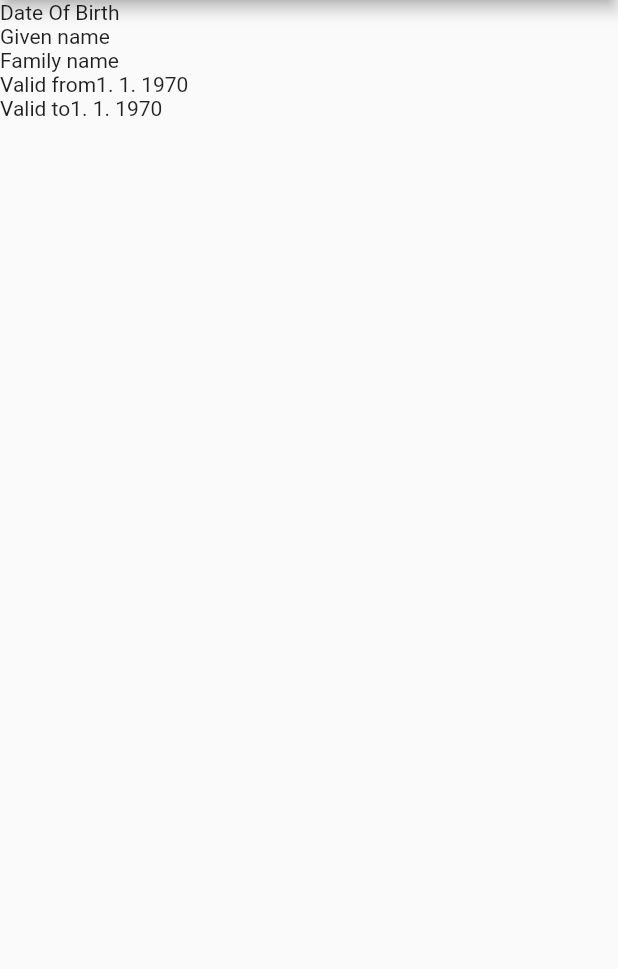
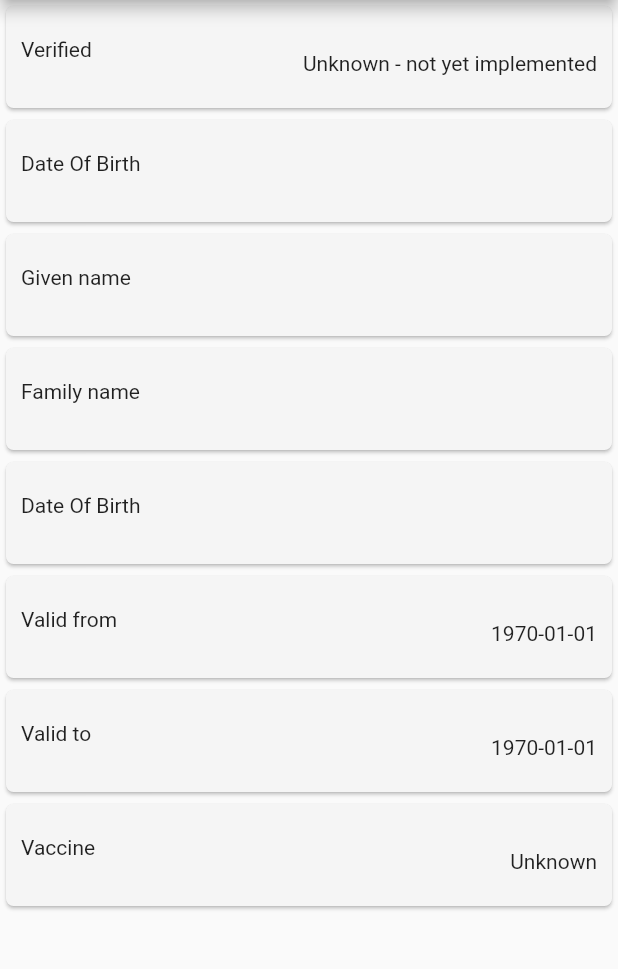
Before and after one commit to lepsi-city/vacito, a Flutter app: the ResultScreen screen opened directly with empty values, on a phone screen of 412 x 824 dp, the part 84-1053 px from its top. Run offline on Flutter 3.47's test engine with Material 2 defaults, Android fonts, the phone set to English and light mode, and no system bars; our stand-ins replace firebase_core, flutter_dotenv, get_it, sentry_flutter, shared_preferences, stacked and 1 more; missing offline and left inert: cbor, dart_base45, dart_cose, fimber, qr_code_scanner; accounts and stored records are empty; generated files the repository leaves out were written again; Roboto replaces fonts that are missing (Georgia, Hind).

Commit message:
add basic styling

```diff
--- a/lib/core/view_models/home.dart
+++ b/lib/core/view_models/home.dart
@@ -39,6 +39,7 @@ class HomeViewModel extends ChangeNotifier {
   }
 
   processQr(Barcode qrcode) {
+    controller!.pauseCamera();
     print("Format:");
     print(qrcode.format);
     print("Code:");
@@ -46,10 +47,12 @@ class HomeViewModel extends ChangeNotifier {
 
     if (qrcode.format != BarcodeFormat.qrcode) {
       title = AppLocalizations.of(context)!.unknownFormat;
+      controller!.resumeCamera();
       return false;
     }
     if (qrcode.code.substring(0, 4) != "HC1:") {
       title = AppLocalizations.of(context)!.unknownFormat;
+      controller!.resumeCamera();
       return false;
     }
 
@@ -64,7 +67,6 @@ class HomeViewModel extends ChangeNotifier {
     print(result.payload);
     Hc1 certmodel = Hc1.fromMap(result.payload);
     title = AppLocalizations.of(context)!.processing;
-    controller!.pauseCamera();
     Navigator.push(
       context,
       MaterialPageRoute(builder: (context) => ResultScreen(hc1: certmodel)),
--- a/lib/l10n/app_en.arb
+++ b/lib/l10n/app_en.arb
@@ -7,5 +7,9 @@
     "givenName" : "Given name",
     "familyName" : "Family name",
     "validFrom" : "Valid from",
-    "validTo" : "Valid to"
+    "validTo" : "Valid to",
+    "vaccinationType" : "Vaccine",
+    "unknown" : "Unknown",
+    "verifiedStatusLabel" : "Verified",
+    "verifiedStatus" : "Unknown - not yet implemented"
 }
--- /dev/null
+++ b/lib/ui/components/resultItem.dart
@@ -0,0 +1,41 @@
+import 'package:flutter/material.dart';
+
+class ResultItem extends StatelessWidget {
+  ResultItem({Key? key, this.name, this.value}) : super(key: key);
+
+  final name;
+  final value;
+
+  @override
+  Widget build(BuildContext context) {
+    return  Card(
+      clipBehavior: Clip.antiAliasWithSaveLayer,
+      color: Color(0xFFF5F5F5),
+      shape: RoundedRectangleBorder(
+        borderRadius: BorderRadius.circular(5),
+      ),
+      child: Padding(
+        padding: EdgeInsets.fromLTRB(10, 20, 10, 20),
+        child: Row(
+          mainAxisSize: MainAxisSize.max,
+          mainAxisAlignment: MainAxisAlignment.spaceBetween,
+          children: [
+            Padding(
+              padding: EdgeInsets.fromLTRB(0, 0, 0, 10),
+              child: Text(
+                name
+              ),
+            ),
+            Padding(
+              padding: EdgeInsets.fromLTRB(0, 10, 0, 2),
+              child: Text(
+                value,
+                textAlign: TextAlign.start
+              ),
+            )
+          ],
+        ),
+      ),
+    );
+  }
+}
--- a/lib/ui/screens/result.dart
+++ b/lib/ui/screens/result.dart
@@ -5,7 +5,7 @@ import 'package:vacito/core/view_models/result.dart';
 
 import 'package:vacito/core/models/hc1.dart';
 
-
+import 'package:vacito/ui/components/resultItem.dart';
 import 'package:flutter_gen/gen_l10n/app_localizations.dart';
 
 class ResultScreen extends StatelessWidget {
@@ -16,34 +16,22 @@ class ResultScreen extends StatelessWidget {
   Widget build(BuildContext context) {
     return ViewModelBuilder<ResultViewModel>.reactive(
         viewModelBuilder: () => ResultViewModel(),
-        onModelReady: (model) => model.init(hc1),
+        onModelReady: (model) => model.init(hc1, context),
         builder: (context, model, child) => Scaffold(
               appBar: AppBar(title: Text(AppLocalizations.of(context)!.appTitle)),
               body: Container(
                 width: MediaQuery.of(context).size.width,
                 height: MediaQuery.of(context).size.height,
-                child: Column(
+                child: ListView(
                   children: <Widget>[
-                    Row(children: [
-                      Text(AppLocalizations.of(context)!.dateOfBirth),
-                      Text(model.dgc.dateOfBirth ?? "")
-                    ]),
-                    Row(children: [
-                      Text(AppLocalizations.of(context)!.givenName),
-                      Text(model.names.givenNameT ?? "")
-                    ]),
-                    Row(children: [
-                      Text(AppLocalizations.of(context)!.familyName),
-                      Text(model.names.familyNameT ?? "")
-                    ]),
-                    Row(children: [
-                      Text(AppLocalizations.of(context)!.validFrom),
-                      Text(model.validFrom)
-                    ]),
-                    Row(children: [
-                      Text(AppLocalizations.of(context)!.validTo),
-                      Text(model.validTo)
-                    ]),
+                    ResultItem(name: AppLocalizations.of(context)!.verifiedStatusLabel, value: AppLocalizations.of(context)!.verifiedStatus),
+                    ResultItem(name: AppLocalizations.of(context)!.dateOfBirth, value: model.dgc.dateOfBirth ?? ""),
+                    ResultItem(name: AppLocalizations.of(context)!.givenName, value: model.names.givenName ?? ""),
+                    ResultItem(name: AppLocalizations.of(context)!.familyName, value: model.names.familyName ?? ""),
+                    ResultItem(name: AppLocalizations.of(context)!.dateOfBirth, value: model.dgc.dateOfBirth ?? ""),
+                    ResultItem(name: AppLocalizations.of(context)!.validFrom, value: model.validFrom),
+                    ResultItem(name: AppLocalizations.of(context)!.validTo, value: model.validTo),
+                    ResultItem(name: AppLocalizations.of(context)!.vaccinationType, value: model.vaccinationType),
                   ],
                 ),
               ),
```
Also changed, not shown: lib/core/view_models/result.dart (+27 -3 lines), lib/l10n/app_cs.arb (+11 -1 lines).
